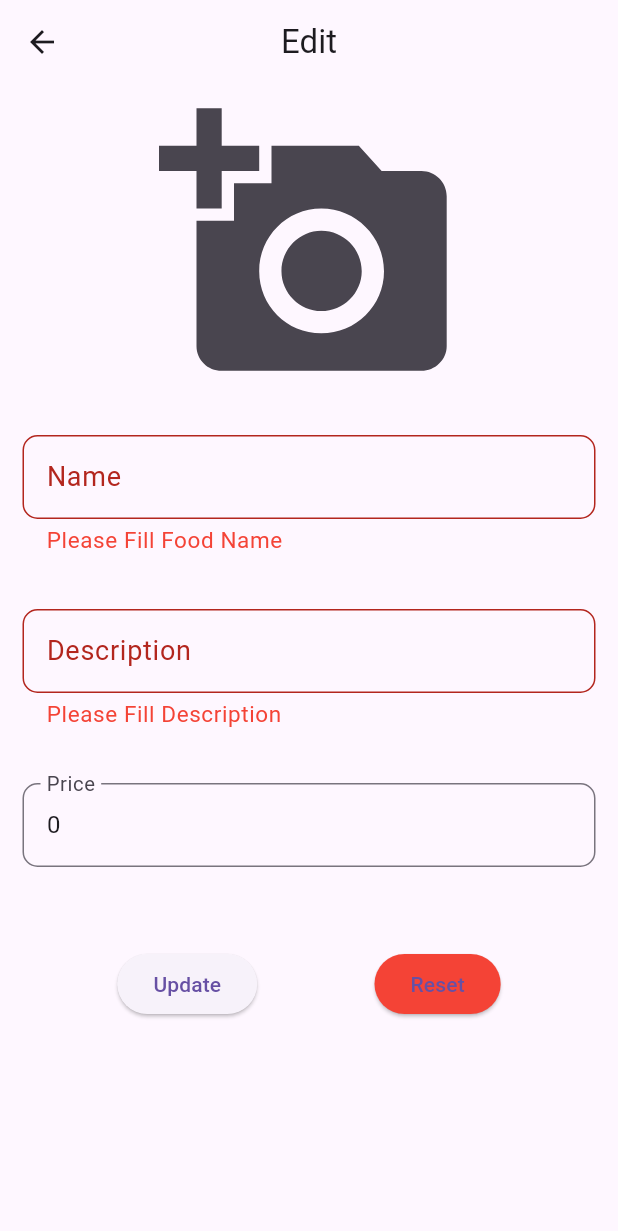
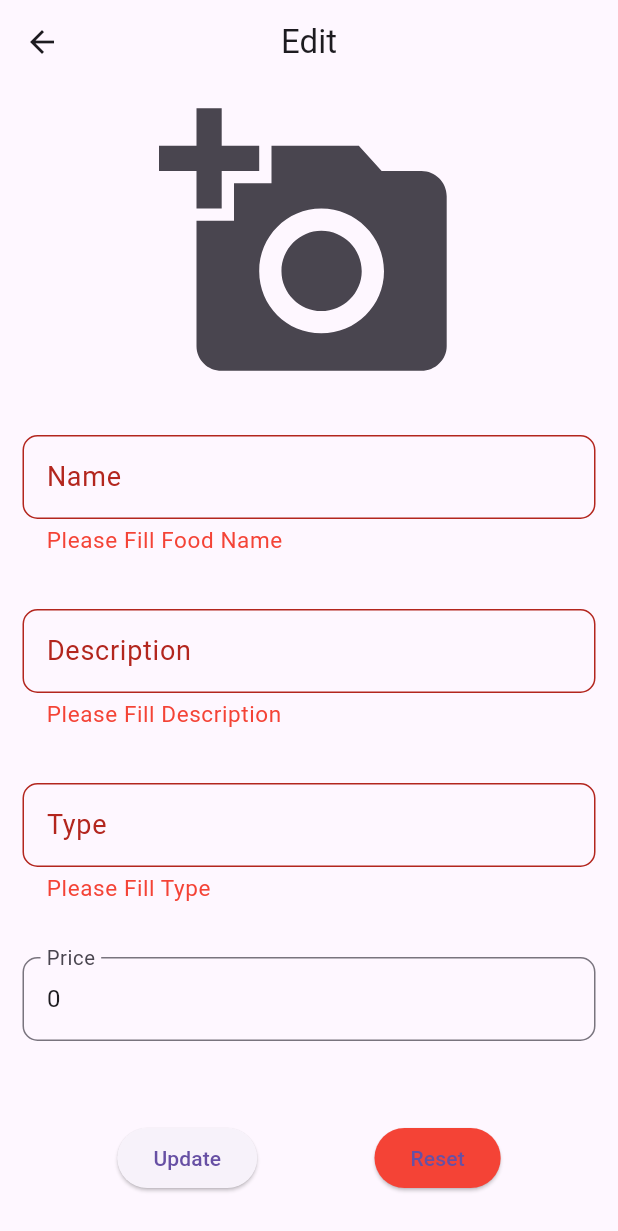
Before and after one commit to FAMISTIC/fyp_food_ordering_app, a Flutter app: the EditFood screen opened directly with empty values, after a tap on "Update", on a phone screen of 412 x 824 dp. Shown: the top 1231 px of the screen. Run offline on Flutter 3.47's test engine with Material 3 defaults, Android fonts, the phone set to English and light mode, and no system bars; our stand-ins replace awesome_notifications, cloud_firestore, firebase_auth, firebase_core, firebase_messaging, firebase_storage and 2 more; missing offline and left inert: app_settings, firebase_app_check; accounts and stored records are empty.

Commit message:
fix food edit

```diff
--- a/food_app1_admin/lib/edit_food.dart
+++ b/food_app1_admin/lib/edit_food.dart
@@ -49,13 +49,14 @@ class _EditFoodState extends State<EditFood> {
   CollectionReference updateFood =
       FirebaseFirestore.instance.collection('foods');
 
-  Future<void> _updateUser(id, name, description, price) {
+  Future<void> _updateUser(id, name, description, price, type) {
     return updateFood
         .doc(id)
         .update({
           'name': name,
           'description': description,
           'price': price,
+          'type' : type
         })
         .then((value) => print("Food Updated"))
         .catchError((error) => print("Failed to update food: $error"));
@@ -80,6 +81,7 @@ class _EditFoodState extends State<EditFood> {
         var name = data!['name'];
         var description = data['description'];
         var price = data['price'];
+        var type = data['type'];
 
         return Scaffold(
           appBar: AppBar(
@@ -171,6 +173,32 @@ class _EditFoodState extends State<EditFood> {
                     horizontal: 15,
                   ),
                   child: TextFormField(
+                    initialValue: type,
+                    onChanged: (value) {
+                      type = value;
+                    },
+                    decoration: const InputDecoration(
+                      labelText: 'Type',
+                      labelStyle: TextStyle(fontSize: 18),
+                      errorStyle: TextStyle(color: Colors.red, fontSize: 15),
+                      border: OutlineInputBorder(
+                        borderRadius: BorderRadius.all(Radius.circular(10)),
+                      ),
+                    ),
+                    validator: (val) {
+                      if (val == null || val.isEmpty) {
+                        return 'Please Fill Type';
+                      }
+                      return null;
+                    },
+                  ),
+                ),
+                Container(
+                  margin: const EdgeInsets.symmetric(
+                    vertical: 18,
+                    horizontal: 15,
+                  ),
+                  child: TextFormField(
                     initialValue: price?.toString(),
                     onChanged: (value) {
                       price = value;
@@ -204,7 +232,7 @@ class _EditFoodState extends State<EditFood> {
                       onPressed: () {
                         if (_formKey.currentState!.validate()) {
                           setState(() {
-                            _updateUser(widget.docID, name, description, price);
+                            _updateUser(widget.docID, name, description, price, type);
                             saveFoodImage();
                             Navigator.pop(context);
                           });
```
